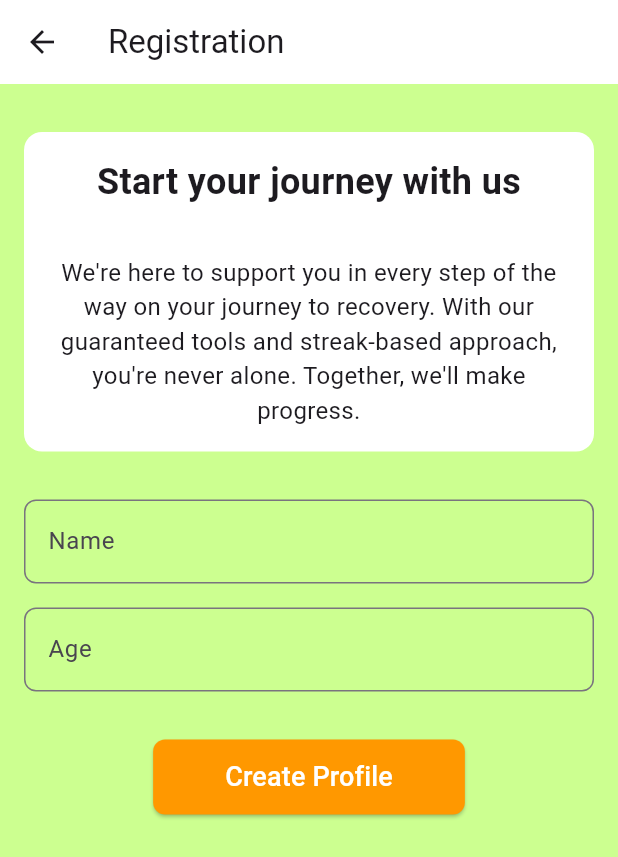
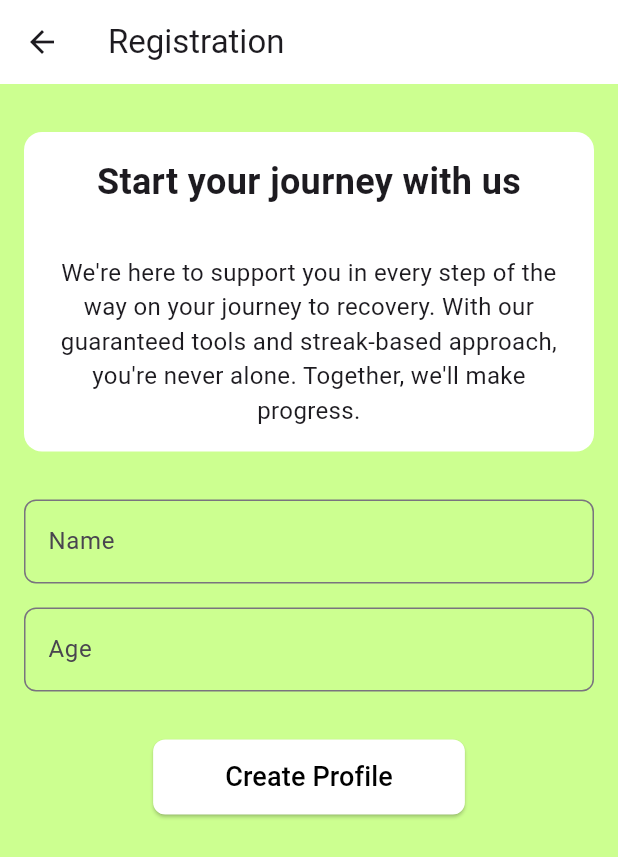
Before and after one commit to Alan-232/healstreak, a Flutter app: the SurveyPage screen opened directly, on a phone screen of 412 x 824 dp. Shown: the top 857 px of the screen. Run offline on Flutter 3.47's test engine with Material 3 defaults, Android fonts, the light colour scheme and no system bars.

Commit message:
create profile color changed

```diff
--- a/lib/screens/survey/login.dart
+++ b/lib/screens/survey/login.dart
@@ -150,7 +150,7 @@ class _SurveyPageState extends State<SurveyPage> {
                 ElevatedButton(
                   onPressed: _submitSurvey,
                   style: ElevatedButton.styleFrom(
-                    backgroundColor: Colors.orange,
+                    backgroundColor: Colors.white,
                     shape: RoundedRectangleBorder(
                       borderRadius: BorderRadius.circular(8.0),
                     ),
@@ -159,7 +159,7 @@ class _SurveyPageState extends State<SurveyPage> {
                     padding: EdgeInsets.symmetric(vertical: 12.0, horizontal: 24.0),
                     child: Text(
                       'Create Profile',
-                      style: TextStyle(fontSize: 18, color: Colors.white),
+                      style: TextStyle(fontSize: 18, color: Colors.black),
                     ),
                   ),
                 ),
```
